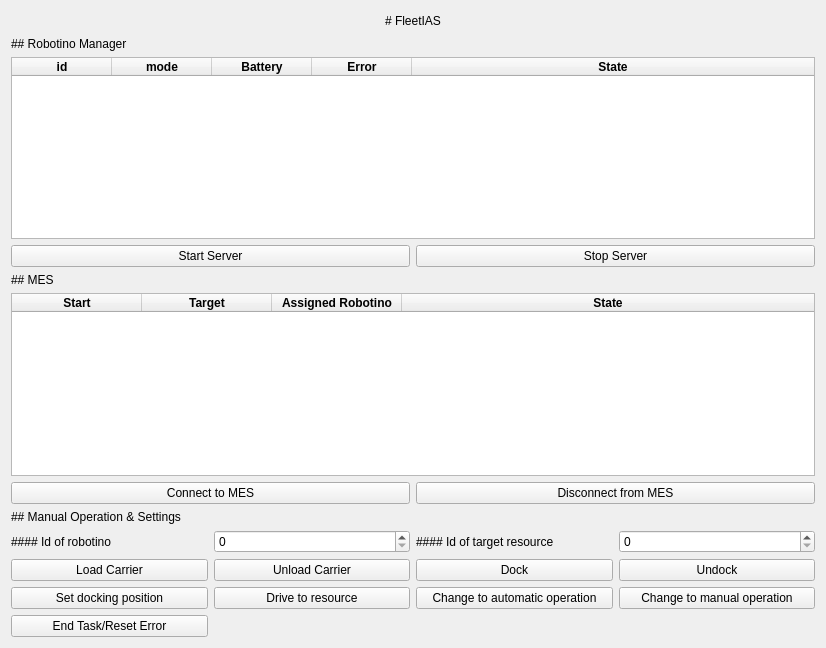
NachtaktiverHalbaffe/FleetIAS, file frontend/gui.ui: the form before one commit.
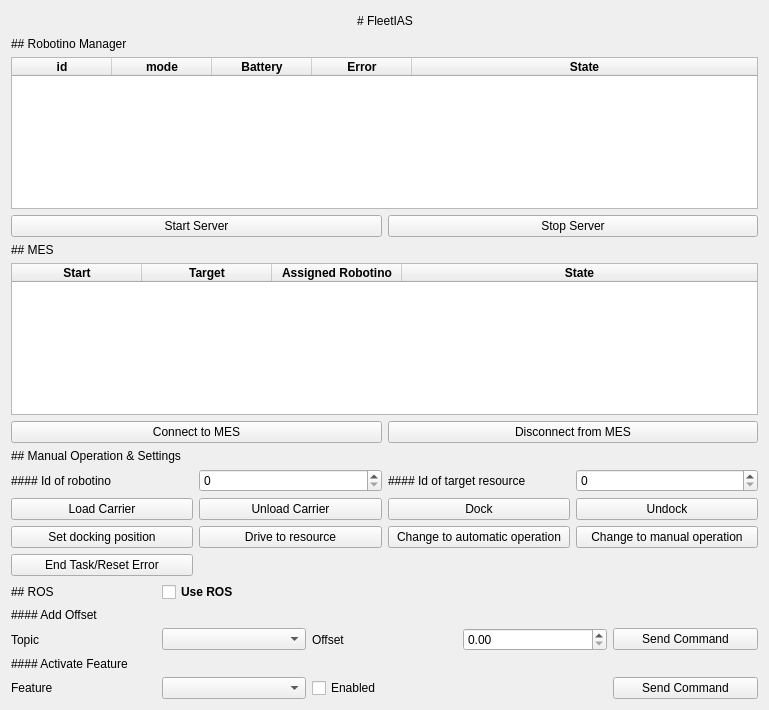
The form after the commit.

```diff
--- a/frontend/gui.ui
+++ b/frontend/gui.ui
@@ -6,8 +6,8 @@
    <rect>
     <x>0</x>
     <y>0</y>
-    <width>826</width>
-    <height>648</height>
+    <width>769</width>
+    <height>710</height>
    </rect>
   </property>
   <property name="windowTitle">
@@ -127,7 +127,6 @@
         </property>
         <property name="font">
          <font>
-          <weight>75</weight>
           <bold>true</bold>
          </font>
         </property>
@@ -138,7 +137,6 @@
         </property>
         <property name="font">
          <font>
-          <weight>75</weight>
           <bold>true</bold>
          </font>
         </property>
@@ -149,7 +147,6 @@
         </property>
         <property name="font">
          <font>
-          <weight>75</weight>
           <bold>true</bold>
          </font>
         </property>
@@ -160,7 +157,6 @@
         </property>
         <property name="font">
          <font>
-          <weight>75</weight>
           <bold>true</bold>
          </font>
         </property>
@@ -171,7 +167,6 @@
         </property>
         <property name="font">
          <font>
-          <weight>75</weight>
           <bold>true</bold>
          </font>
         </property>
@@ -250,7 +245,6 @@
         </property>
         <property name="font">
          <font>
-          <weight>75</weight>
           <bold>true</bold>
          </font>
         </property>
@@ -261,7 +255,6 @@
         </property>
         <property name="font">
          <font>
-          <weight>75</weight>
           <bold>true</bold>
          </font>
         </property>
@@ -272,7 +265,6 @@
         </property>
         <property name="font">
          <font>
-          <weight>75</weight>
           <bold>true</bold>
          </font>
         </property>
@@ -283,7 +275,6 @@
         </property>
         <property name="font">
          <font>
-          <weight>75</weight>
           <bold>true</bold>
          </font>
         </property>
@@ -404,6 +395,111 @@
      </item>
     </layout>
    </item>
+   <item>
+    <layout class="QGridLayout" name="gridViewROS" rowstretch="0,0,0,0,0,0,0,0">
+     <item row="1" column="0">
+      <widget class="QLabel" name="label_add_offset">
+       <property name="text">
+        <string>#### Add Offset</string>
+       </property>
+       <property name="textFormat">
+        <enum>Qt::MarkdownText</enum>
+       </property>
+      </widget>
+     </item>
+     <item row="0" column="0">
+      <widget class="QLabel" name="labelRos">
+       <property name="text">
+        <string>## ROS</string>
+       </property>
+       <property name="textFormat">
+        <enum>Qt::MarkdownText</enum>
+       </property>
+      </widget>
+     </item>
+     <item row="2" column="0">
+      <widget class="QLabel" name="label_topic">
+       <property name="text">
+        <string>Topic</string>
+       </property>
+      </widget>
+     </item>
+     <item row="2" column="1">
+      <widget class="QComboBox" name="topic_comboBox">
+       <property name="placeholderText">
+        <string>Name of topic</string>
+       </property>
+      </widget>
+     </item>
+     <item row="2" column="2">
+      <widget class="QLabel" name="label_offset">
+       <property name="text">
+        <string>Offset</string>
+       </property>
+      </widget>
+     </item>
+     <item row="2" column="3">
+      <widget class="QDoubleSpinBox" name="offset_value_input"/>
+     </item>
+     <item row="6" column="0">
+      <widget class="QLabel" name="label_activate_feature">
+       <property name="text">
+        <string>#### Activate Feature</string>
+       </property>
+       <property name="textFormat">
+        <enum>Qt::MarkdownText</enum>
+       </property>
+      </widget>
+     </item>
+     <item row="7" column="0">
+      <widget class="QLabel" name="label_feature">
+       <property name="text">
+        <string>Feature</string>
+       </property>
+      </widget>
+     </item>
+     <item row="7" column="1">
+      <widget class="QComboBox" name="feature_comboBox">
+       <property name="placeholderText">
+        <string>Name of feature</string>
+       </property>
+      </widget>
+     </item>
+     <item row="2" column="4">
+      <widget class="QPushButton" name="pushButton_offset">
+       <property name="text">
+        <string>Send Command</string>
+       </property>
+      </widget>
+     </item>
+     <item row="7" column="4">
+      <widget class="QPushButton" name="pushButton_feature">
+       <property name="text">
+        <string>Send Command</string>
+       </property>
+      </widget>
+     </item>
+     <item row="0" column="1">
+      <widget class="QCheckBox" name="useCustomNavigationCB">
+       <property name="font">
+        <font>
+         <bold>true</bold>
+        </font>
+       </property>
+       <property name="text">
+        <string>Use ROS</string>
+       </property>
+      </widget>
+     </item>
+     <item row="7" column="2">
+      <widget class="QCheckBox" name="checkBox_feature">
+       <property name="text">
+        <string>Enabled</string>
+       </property>
+      </widget>
+     </item>
+    </layout>
+   </item>
   </layout>
  </widget>
  <resources/>
```
Left out of the diff: 42 changed lines with no effect on the pictures.
